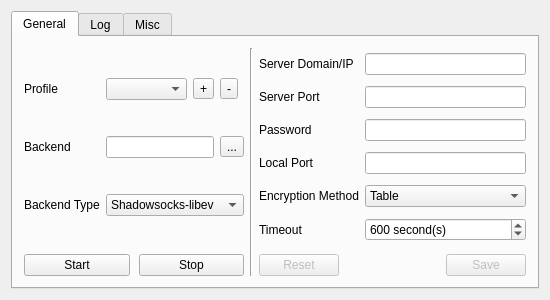
First picture: the form in mainwindow.ui, repository shadowsocks/shadowsocks-qt5, before the edit.
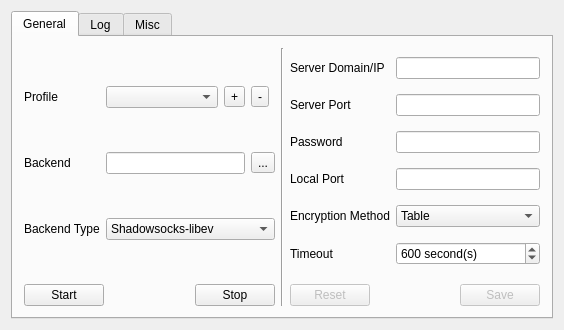
Second picture: the form after the edit. Icons and pictures are not drawn.

Commit message: add theme icons to buttons on X11 platform. change log font to Monospace.

The edit to the form file:
```diff
--- a/mainwindow.ui
+++ b/mainwindow.ui
@@ -6,20 +6,20 @@
    <rect>
     <x>0</x>
     <y>0</y>
-    <width>550</width>
-    <height>300</height>
+    <width>564</width>
+    <height>330</height>
    </rect>
   </property>
   <property name="minimumSize">
    <size>
-    <width>520</width>
-    <height>300</height>
+    <width>564</width>
+    <height>330</height>
    </size>
   </property>
   <property name="maximumSize">
    <size>
-    <width>550</width>
-    <height>300</height>
+    <width>564</width>
+    <height>330</height>
    </size>
   </property>
   <property name="font">
@@ -233,30 +233,28 @@
         </item>
         <item row="2" column="0">
          <layout class="QHBoxLayout" name="horizontalLayout">
-          <property name="spacing">
-           <number>9</number>
-          </property>
           <item>
            <widget class="QPushButton" name="startButton">
-            <property name="sizePolicy">
-             <sizepolicy hsizetype="Preferred" vsizetype="Fixed">
-              <horstretch>0</horstretch>
-              <verstretch>0</verstretch>
-             </sizepolicy>
-            </property>
             <property name="text">
              <string>Start</string>
             </property>
            </widget>
           </item>
+          <item>
+           <spacer name="horizontalSpacer_2">
+            <property name="orientation">
+             <enum>Qt::Horizontal</enum>
+            </property>
+            <property name="sizeHint" stdset="0">
+             <size>
+              <width>40</width>
+              <height>20</height>
+             </size>
+            </property>
+           </spacer>
+          </item>
           <item>
            <widget class="QPushButton" name="stopButton">
-            <property name="sizePolicy">
-             <sizepolicy hsizetype="Preferred" vsizetype="Fixed">
-              <horstretch>0</horstretch>
-              <verstretch>0</verstretch>
-             </sizepolicy>
-            </property>
             <property name="text">
              <string>Stop</string>
             </property>
```
Left out of the diff: 29 changed lines with no effect on the pictures.
